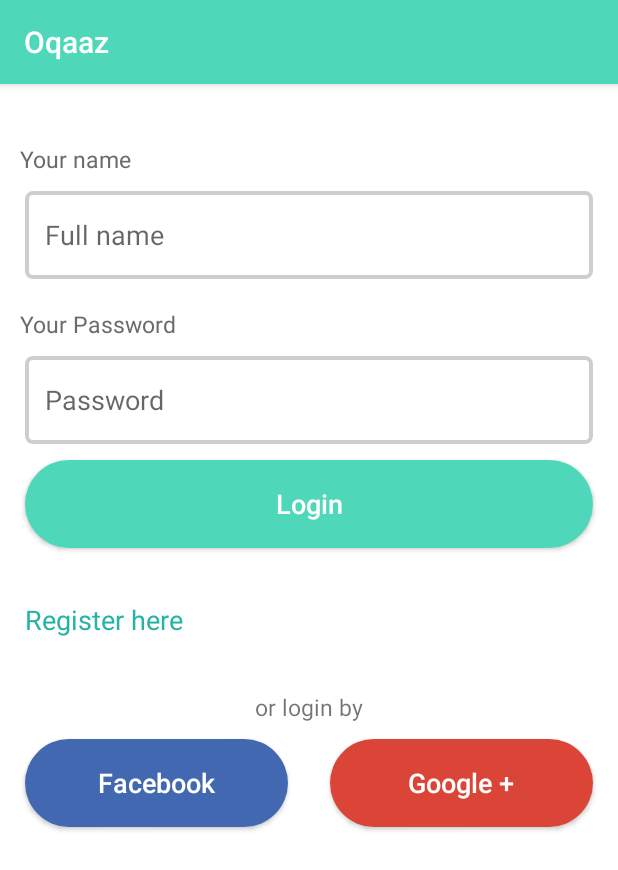
After one commit to AlshimaaRifaat/Oqaaz-App, an Android app: the LoginActivity screen opened directly, with no data from a screen before it, on a phone screen of 412 x 824 dp. The commit adds this screen. Shown: the top 870 px of the screen. Run offline under Robolectric (Android 15) with nearby library versions, the phone set to English and light mode, and no system bars; our stand-ins replace sdp/ssp sizes.

Commit message:
replacing fragments login and register to activities

```diff
--- a/app/src/main/AndroidManifest.xml
+++ b/app/src/main/AndroidManifest.xml
@@ -18,7 +18,7 @@
                 <category android:name="android.intent.category.LAUNCHER" />
             </intent-filter>
         </activity>
-        <activity android:name=".MainActivity" />
+        <activity android:name=".activity.LoginActivity" />
         <activity
             android:name=".activity.NavigationActivity"
             android:label="@string/title_activity_navigation"
@@ -30,7 +30,9 @@
             </intent-filter>
         </activity>
         <activity android:name=".activity.GettingStartedActivity" />
-        <activity android:name=".activity.ViewPagerActivity"></activity>
+        <activity android:name=".activity.ViewPagerActivity" />
+        <activity android:name=".activity.LoginActivity" />
+        <activity android:name=".activity.RegisterActivity"></activity>
     </application>
 
 </manifest>
--- a/app/src/main/java/com/example/shosho/oqaaz/MainActivity.java
+++ /dev/null
@@ -1,16 +0,0 @@
-package com.example.shosho.oqaaz;
-
-import android.support.v7.app.AppCompatActivity;
-import android.os.Bundle;
-
-import com.example.shosho.oqaaz.fragment.LoginFragment;
-
-public class MainActivity extends AppCompatActivity {
-
-    @Override
-    protected void onCreate(Bundle savedInstanceState) {
-        super.onCreate( savedInstanceState );
-        setContentView( R.layout.activity_main );
-        getSupportFragmentManager().beginTransaction().replace( R.id.main_frame_container,new LoginFragment() ).commit();
-    }
-}
--- a/app/src/main/java/com/example/shosho/oqaaz/activity/GettingStartedActivity.java
+++ b/app/src/main/java/com/example/shosho/oqaaz/activity/GettingStartedActivity.java
@@ -12,12 +12,14 @@ import com.example.shosho.oqaaz.R;
 public class GettingStartedActivity extends AppCompatActivity {
 TextView appName;
 Button gettingStarted;
+TextView loginHere;
     @Override
     protected void onCreate(Bundle savedInstanceState) {
         super.onCreate( savedInstanceState );
         setContentView( R.layout.activity_getting_started );
         appName=findViewById( R.id.getting_started_name );
         gettingStarted=findViewById( R.id.getting_started_btn_start );
+         loginHere=findViewById( R.id.getting_started_login_here );
         appName.setOnClickListener( new View.OnClickListener() {
             @Override
             public void onClick(View view) {
@@ -32,5 +34,12 @@ Button gettingStarted;
                 startActivity( intent );
             }
         } );
+        loginHere.setOnClickListener( new View.OnClickListener() {
+            @Override
+            public void onClick(View view) {
+                Intent intent=new Intent( GettingStartedActivity.this,LoginActivity.class );
+                startActivity( intent );
+            }
+        } );
     }
 }
--- /dev/null
+++ b/app/src/main/java/com/example/shosho/oqaaz/activity/LoginActivity.java
@@ -0,0 +1,27 @@
+package com.example.shosho.oqaaz.activity;
+
+import android.content.Intent;
+import android.support.v7.app.AppCompatActivity;
+import android.os.Bundle;
+import android.view.View;
+import android.widget.TextView;
+
+import com.example.shosho.oqaaz.R;
+
+public class LoginActivity extends AppCompatActivity {
+    TextView registerHere;
+    @Override
+    protected void onCreate(Bundle savedInstanceState) {
+        super.onCreate( savedInstanceState );
+        setContentView( R.layout.activity_login );
+        registerHere=findViewById( R.id.login_text_register_here );
+
+        registerHere.setOnClickListener( new View.OnClickListener() {
+            @Override
+            public void onClick(View view) {
+                Intent intent=new Intent( LoginActivity.this,RegisterActivity.class );
+                startActivity( intent );
+            }
+        } );
+    }
+}
--- a/app/src/main/java/com/example/shosho/oqaaz/activity/ViewPagerActivity.java
+++ b/app/src/main/java/com/example/shosho/oqaaz/activity/ViewPagerActivity.java
@@ -5,7 +5,7 @@ import android.support.v4.view.ViewPager;
 import android.support.v7.app.AppCompatActivity;
 import android.os.Bundle;
 
-import com.example.shosho.oqaaz.MainActivity;
+
 import com.example.shosho.oqaaz.R;
 import com.example.shosho.oqaaz.adapter.ViewPagerAdapter;
 
@@ -111,7 +111,7 @@ TextView skip;
         skip.setOnClickListener( new View.OnClickListener() {
             @Override
             public void onClick(View view) {
-                Intent intent=new Intent( ViewPagerActivity.this,MainActivity.class );
+                Intent intent=new Intent( ViewPagerActivity.this,LoginActivity.class );
                 startActivity( intent );
             }
         } );
--- a/app/src/main/java/com/example/shosho/oqaaz/fragment/LoginFragment.java
+++ /dev/null
@@ -1,30 +0,0 @@
-package com.example.shosho.oqaaz.fragment;
-
-
-import android.os.Bundle;
-import android.support.v4.app.Fragment;
-import android.view.LayoutInflater;
-import android.view.View;
-import android.view.ViewGroup;
-
-import com.example.shosho.oqaaz.R;
-
-/**
- * A simple {@link Fragment} subclass.
- */
-public class LoginFragment extends Fragment {
-
-
-    public LoginFragment() {
-        // Required empty public constructor
-    }
-
-
-    @Override
-    public View onCreateView(LayoutInflater inflater, ViewGroup container,
-                             Bundle savedInstanceState) {
-        // Inflate the layout for this fragment
-        return inflater.inflate( R.layout.fragment_login, container, false );
-    }
-
-}
--- a/app/src/main/java/com/example/shosho/oqaaz/fragment/RegisterFragment.java
+++ /dev/null
@@ -1,30 +0,0 @@
-package com.example.shosho.oqaaz.fragment;
-
-
-import android.os.Bundle;
-import android.support.v4.app.Fragment;
-import android.view.LayoutInflater;
-import android.view.View;
-import android.view.ViewGroup;
-
-import com.example.shosho.oqaaz.R;
-
-/**
- * A simple {@link Fragment} subclass.
- */
-public class RegisterFragment extends Fragment {
-
-
-    public RegisterFragment() {
-        // Required empty public constructor
-    }
-
-
-    @Override
-    public View onCreateView(LayoutInflater inflater, ViewGroup container,
-                             Bundle savedInstanceState) {
-        // Inflate the layout for this fragment
-        return inflater.inflate( R.layout.fragment_register, container, false );
-    }
-
-}
--- a/app/src/main/res/layout/activity_getting_started.xml
+++ b/app/src/main/res/layout/activity_getting_started.xml
@@ -60,6 +60,7 @@
         android:layout_marginTop="@dimen/_15sdp"
         android:layout_centerInParent="true" />
     <TextView
+        android:id="@+id/getting_started_login_here"
         android:layout_width="wrap_content"
         android:layout_height="wrap_content"
         android:layout_below="@+id/getting_started_already_have_account"
--- /dev/null
+++ b/app/src/main/res/layout/activity_login.xml
@@ -0,0 +1,119 @@
+<?xml version="1.0" encoding="utf-8"?>
+<RelativeLayout xmlns:android="http://schemas.android.com/apk/res/android"
+    xmlns:app="http://schemas.android.com/apk/res-auto"
+    xmlns:tools="http://schemas.android.com/tools"
+    android:layout_width="match_parent"
+    android:layout_height="match_parent"
+    android:background="#fff"
+    tools:context=".activity.LoginActivity">
+    <TextView
+        android:id="@+id/login_your_name"
+        android:layout_width="wrap_content"
+        android:layout_height="wrap_content"
+        android:text="@string/Your_name"
+        android:textColor="#6e6a6a"
+        android:textSize="@dimen/_12sdp"
+        android:layout_marginTop="@dimen/_30sdp"
+        android:layout_marginLeft="@dimen/_10sdp"
+        />
+    <EditText
+        android:id="@+id/login_edit_text_email"
+        android:layout_width="match_parent"
+        android:layout_height="@dimen/_45sdp"
+        android:layout_below="@+id/login_your_name"
+        android:layout_marginLeft="@dimen/_13sdp"
+        android:layout_marginRight="@dimen/_13sdp"
+        android:layout_marginTop="@dimen/_8sdp"
+        android:background="@drawable/edit_text"
+        android:hint="@string/full_name"
+        android:paddingLeft="@dimen/_10sdp"
+        />
+    <TextView
+        android:id="@+id/login_your_password"
+        android:layout_width="wrap_content"
+        android:layout_height="wrap_content"
+        android:text="@string/YourPassword"
+        android:textColor="#6e6a6a"
+        android:textSize="@dimen/_12sdp"
+        android:layout_marginTop="@dimen/_15sdp"
+        android:layout_marginLeft="@dimen/_10sdp"
+        android:layout_below="@+id/login_edit_text_email"
+        />
+    <EditText
+        android:id="@+id/login_edit_text_password"
+        android:layout_width="match_parent"
+        android:layout_height="@dimen/_45sdp"
+        android:layout_below="@+id/login_your_password"
+        android:layout_marginLeft="@dimen/_13sdp"
+        android:layout_marginRight="@dimen/_13sdp"
+        android:layout_marginTop="@dimen/_8sdp"
+        android:background="@drawable/edit_text"
+        android:hint="@string/Password"
+        android:paddingLeft="@dimen/_10sdp"
+        />
+    <Button
+        android:id="@+id/login_btn_login"
+        android:layout_width="match_parent"
+        android:layout_height="@dimen/_45sdp"
+        android:background="@drawable/button"
+        android:layout_marginTop="@dimen/_8sdp"
+        android:layout_marginLeft="@dimen/_13sdp"
+        android:layout_marginRight="@dimen/_13sdp"
+        android:layout_centerInParent="true"
+        android:layout_below="@+id/login_edit_text_password"
+        android:text="@string/Login"
+        android:textColor="#fff"
+        android:textAllCaps="false"
+        android:textSize="@dimen/_14sdp"
+        />
+    <TextView
+        android:id="@+id/login_text_register_here"
+        android:layout_width="wrap_content"
+        android:layout_height="wrap_content"
+        android:layout_below="@+id/login_btn_login"
+        android:textSize="@dimen/_14sdp"
+        android:textColor="#26b3a5"
+        android:text="@string/Register_here"
+        android:layout_marginTop="@dimen/_27sdp"
+        android:textStyle="normal"
+        android:layout_marginLeft="@dimen/_13sdp"
+        />
+    <TextView
+        android:id="@+id/login_or_login_by"
+        android:layout_width="wrap_content"
+        android:layout_height="wrap_content"
+        android:layout_centerInParent="true"
+        android:layout_below="@+id/login_text_register_here"
+        android:text="@string/or_login_by"
+        android:textSize="@dimen/_12sdp"
+        android:layout_marginTop="@dimen/_27sdp"
+        />
+    <Button
+        android:layout_width="@dimen/_135sdp"
+        android:layout_height="@dimen/_45sdp"
+        android:layout_marginTop="@dimen/_8sdp"
+        android:layout_marginLeft="@dimen/_13sdp"
+        android:background="@drawable/button_facebook"
+        android:text="@string/Facebook"
+        android:layout_below="@+id/login_or_login_by"
+        android:textColor="#fff"
+        android:textAllCaps="false"
+        android:textSize="@dimen/_14sdp"
+        android:layout_alignParentLeft="true"
+        />
+    <Button
+        android:layout_width="@dimen/_135sdp"
+        android:layout_height="@dimen/_45sdp"
+        android:layout_marginTop="@dimen/_8sdp"
+        android:layout_marginLeft="@dimen/_13sdp"
+        android:background="@drawable/button_google_plus"
+        android:text="@string/Google"
+        android:layout_below="@+id/login_or_login_by"
+        android:textColor="#fff"
+        android:textAllCaps="false"
+        android:textSize="@dimen/_14sdp"
+        android:layout_alignParentRight="true"
+        android:layout_marginRight="@dimen/_13sdp"
+        />
+
+</RelativeLayout>
--- a/app/src/main/res/layout/fragment_my_orders.xml
+++ b/app/src/main/res/layout/fragment_my_orders.xml
@@ -1,14 +1,16 @@
 <?xml version="1.0" encoding="utf-8"?>
-<FrameLayout xmlns:android="http://schemas.android.com/apk/res/android"
+<ScrollView xmlns:android="http://schemas.android.com/apk/res/android"
     xmlns:tools="http://schemas.android.com/tools"
     android:layout_width="match_parent"
     android:layout_height="match_parent"
     tools:context=".fragment.MyOrdersFragment">
 
     <!-- TODO: Update blank fragment layout -->
-    <TextView
+    <android.support.v7.widget.RecyclerView
+        android:padding="@dimen/_1sdp"
+        android:id="@+id/my_orders_recycler"
         android:layout_width="match_parent"
         android:layout_height="match_parent"
-        android:text="my orders" />
+        ></android.support.v7.widget.RecyclerView>
 
-</FrameLayout>
+</ScrollView>
```
